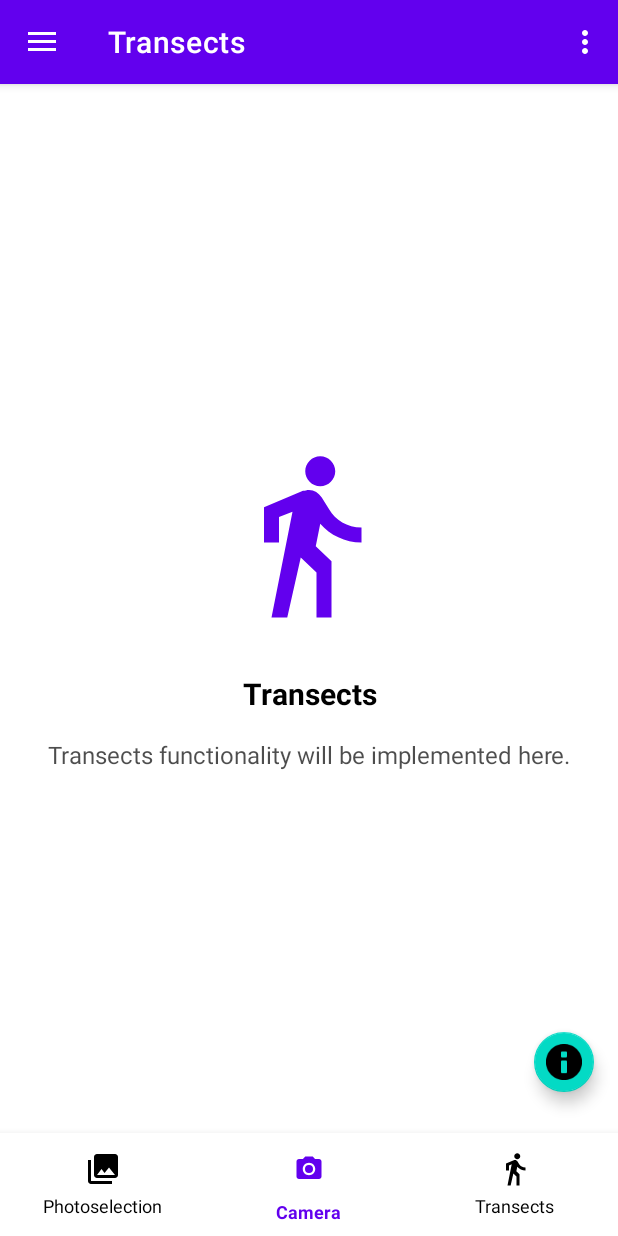
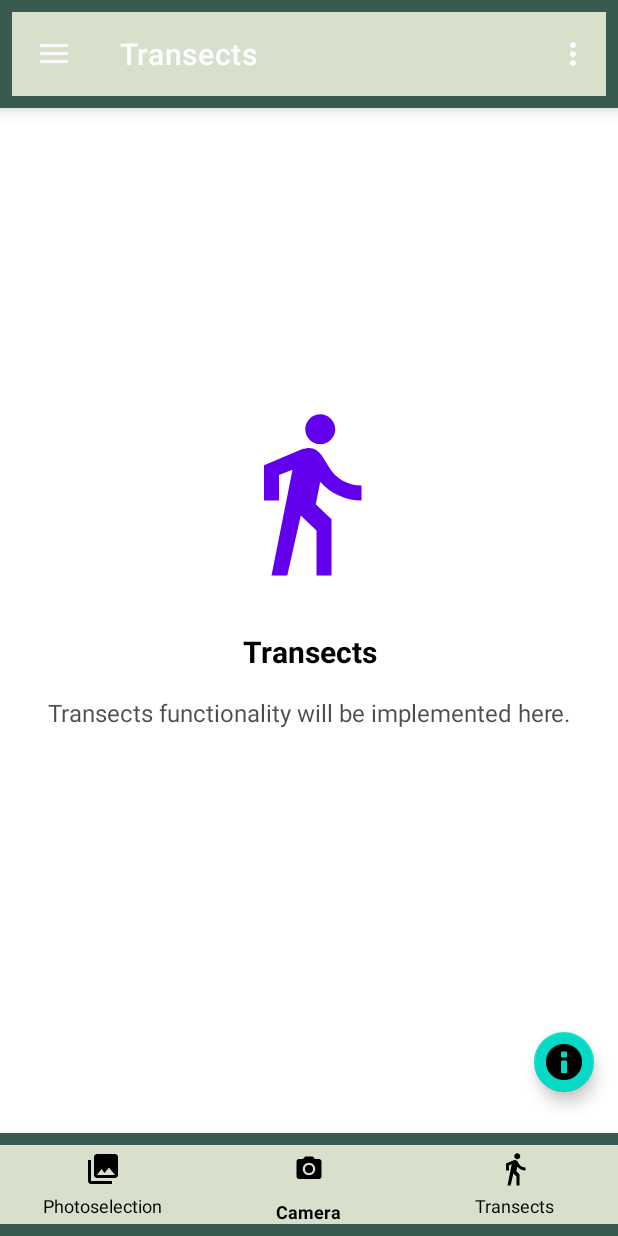
Before and after one commit to ertch/YoloFly, an Android app: the screen it shows after launch (MainActivity), in the side drawer, after a tap on "Transects", on a phone screen of 412 x 824 dp. Run offline under Robolectric (Android 15) with nearby library versions, the phone set to English and light mode, and no system bars; our stand-ins replace navigation-ui; libraries missing offline, so code that uses them is left out: ai.onnxruntime, androidx.camera.core, androidx.camera.lifecycle; 4 statements that could not run were skipped.

Commit message:
slight design overhaul, making it prettier

```diff
--- a/app/src/main/java/com/example/butterflydetector/ml/ButterflyDetector.kt
+++ b/app/src/main/java/com/example/butterflydetector/ml/ButterflyDetector.kt
@@ -22,7 +22,7 @@ class ButterflyDetector private constructor(private val context: Context) {
         private const val TAG = "ButterflyDetector"
         private const val MODEL_NAME = "butterfly_model.onnx"
         private const val INPUT_SIZE = 224
-        private const val DETECTION_THRESHOLD = 0.6f // Adjust based on your training
+        private const val DETECTION_THRESHOLD = 0.85f // Adjust based on your training
         @Volatile
         private var INSTANCE: ButterflyDetector? = null
 
--- /dev/null
+++ b/app/src/main/java/com/example/butterflydetector/ui/home/GridOverlayView.kt
@@ -0,0 +1,39 @@
+package com.example.butterflydetector.ui.home
+
+import android.content.Context
+import android.graphics.Canvas
+import android.graphics.Paint
+import android.util.AttributeSet
+import android.view.View
+
+class GridOverlayView @JvmOverloads constructor(
+    context: Context, attrs: AttributeSet? = null
+) : View(context, attrs) {
+
+    var rows: Int = 3
+    var cols: Int = 3
+
+    private val paint = Paint().apply {
+        color = 0x80FFFFFF.toInt() // semi-transparent white
+        strokeWidth = 3f
+        style = Paint.Style.STROKE
+    }
+
+    override fun onDraw(canvas: Canvas) {
+        super.onDraw(canvas)
+        val cellWidth = width / cols.toFloat()
+        val cellHeight = height / rows.toFloat()
+
+        // Draw vertical lines
+        for (i in 1 until cols) {
+            val x = i * cellWidth
+            canvas.drawLine(x, 0f, x, height.toFloat(), paint)
+        }
+
+        // Draw horizontal lines
+        for (i in 1 until rows) {
+            val y = i * cellHeight
+            canvas.drawLine(0f, y, width.toFloat(), y, paint)
+        }
+    }
+}
--- a/app/src/main/res/layout/activity_main.xml
+++ b/app/src/main/res/layout/activity_main.xml
@@ -20,6 +20,11 @@
         android:layout_height="match_parent"
         android:layout_gravity="start"
         android:fitsSystemWindows="true"
+        android:background="@color/logo_green"
+        app:itemTextColor="@color/black"
+        app:itemIconTint="@color/black"
         app:headerLayout="@layout/nav_header_main"
         app:menu="@menu/activity_main_drawer" />
+
+
 </androidx.drawerlayout.widget.DrawerLayout>
--- a/app/src/main/res/layout/app_bar_main.xml
+++ b/app/src/main/res/layout/app_bar_main.xml
@@ -6,23 +6,44 @@
     android:layout_height="match_parent"
     tools:context=".MainActivity">
 
-    <com.google.android.material.appbar.AppBarLayout
+    <!-- Outer dark green box -->
+    <LinearLayout
         android:layout_width="match_parent"
         android:layout_height="wrap_content"
-        android:theme="@style/Theme.ButterflyDetector.AppBarOverlay">
+        android:orientation="vertical"
+        android:background="@color/logo_dark_green"
+        android:elevation="8dp"
+        android:padding="8dp">
 
-        <androidx.appcompat.widget.Toolbar
-            android:id="@+id/toolbar"
+        <!-- Inner green box for Toolbar -->
+        <LinearLayout
             android:layout_width="match_parent"
             android:layout_height="?attr/actionBarSize"
-            android:background="?attr/colorPrimary"
-            app:popupTheme="@style/Theme.ButterflyDetector.PopupOverlay" />
+            android:background="@color/logo_green"
+            android:orientation="vertical">
 
-    </com.google.android.material.appbar.AppBarLayout>
+            <com.google.android.material.appbar.AppBarLayout
+                android:layout_width="match_parent"
+                android:layout_height="match_parent"
+                android:theme="@style/Theme.ButterflyDetector.AppBarOverlay">
 
+                <androidx.appcompat.widget.Toolbar
+                    android:id="@+id/toolbar"
+                    android:layout_width="match_parent"
+                    android:layout_height="match_parent"
+                    android:background="@color/logo_green"
+                    android:titleTextColor="@android:color/black"
+                    app:popupTheme="@style/Theme.ButterflyDetector.PopupOverlay" />
+
+            </com.google.android.material.appbar.AppBarLayout>
+
+        </LinearLayout>
+    </LinearLayout>
+
+    <!-- Main content -->
     <include layout="@layout/content_main" />
 
-    <!-- Changed FAB to info button with info icon -->
+    <!-- Floating action button -->
     <com.google.android.material.floatingactionbutton.FloatingActionButton
         android:id="@+id/fab"
         android:layout_width="wrap_content"
--- a/app/src/main/res/layout/bottom_navigation.xml
+++ b/app/src/main/res/layout/bottom_navigation.xml
@@ -4,7 +4,7 @@
     android:layout_width="match_parent"
     android:layout_height="80dp"
     android:orientation="horizontal"
-    android:background="?attr/colorSurface"
+    android:background="@color/logo_dark_green"
     android:elevation="8dp"
     android:paddingTop="8dp"
     android:paddingBottom="8dp">
@@ -17,7 +17,7 @@
         android:layout_weight="1"
         android:orientation="vertical"
         android:gravity="center"
-        android:background="?attr/selectableItemBackgroundBorderless"
+        android:background="@color/logo_green"
         android:clickable="true"
         android:focusable="true">
 
@@ -45,7 +45,7 @@
         android:layout_weight="1"
         android:orientation="vertical"
         android:gravity="center"
-        android:background="?attr/selectableItemBackgroundBorderless"
+        android:background="@color/logo_green"
         android:clickable="true"
         android:focusable="true">
 
@@ -54,14 +54,14 @@
             android:layout_height="32dp"
             android:src="@drawable/ic_menu_camera"
             android:padding="6dp"
-            app:tint="?attr/colorPrimary" />
+            app:tint="?attr/colorOnSurface" />
 
         <TextView
             android:layout_width="wrap_content"
             android:layout_height="wrap_content"
             android:text="@string/menu_camera"
             android:textSize="12sp"
-            android:textColor="?attr/colorPrimary"
+            android:textColor="?attr/colorOnSurface"
             android:layout_marginTop="4dp"
             android:textStyle="bold" />
 
@@ -75,7 +75,7 @@
         android:layout_weight="1"
         android:orientation="vertical"
         android:gravity="center"
-        android:background="?attr/selectableItemBackgroundBorderless"
+        android:background="@color/logo_green"
         android:clickable="true"
         android:focusable="true">
 
--- a/app/src/main/res/layout/nav_header_main.xml
+++ b/app/src/main/res/layout/nav_header_main.xml
@@ -18,7 +18,7 @@
         android:layout_height="wrap_content"
         android:contentDescription="@string/nav_header_desc"
         android:paddingTop="@dimen/nav_header_vertical_spacing"
-        app:srcCompat="@mipmap/ic_launcher_round" />
+        app:srcCompat="@mipmap/ic_launcher_logo_round" />
 
     <TextView
         android:layout_width="match_parent"
--- a/app/src/main/res/values/colors.xml
+++ b/app/src/main/res/values/colors.xml
@@ -7,4 +7,6 @@
     <color name="teal_700">#FF018786</color>
     <color name="black">#FF000000</color>
     <color name="white">#FFFFFFFF</color>
+    <color name="logo_green">#d8e0cb</color>
+    <color name="logo_dark_green">#395a51</color>
 </resources>
--- a/app/src/main/res/values/strings.xml
+++ b/app/src/main/res/values/strings.xml
@@ -2,8 +2,8 @@
     <string name="app_name">ButterflyDetector</string>
     <string name="navigation_drawer_open">Open navigation drawer</string>
     <string name="navigation_drawer_close">Close navigation drawer</string>
-    <string name="nav_header_title">Android Studio</string>
-    <string name="nav_header_subtitle">android.studio@android.com</string>
+    <string name="nav_header_title">Buttershy</string>
+    <string name="nav_header_subtitle">buttershy@theshyguy.com</string>
     <string name="nav_header_desc">Navigation header</string>
     <string name="action_settings">Settings</string>
 
```
Also changed, not shown: app/src/main/java/com/example/butterflydetector/ui/home/HomeFragment.kt (+52 -73 lines), app/src/main/res/drawable/side_nav_bar.xml (+1 -6 lines), app/src/main/res/layout/fragment_home.xml (+29 -18 lines).
